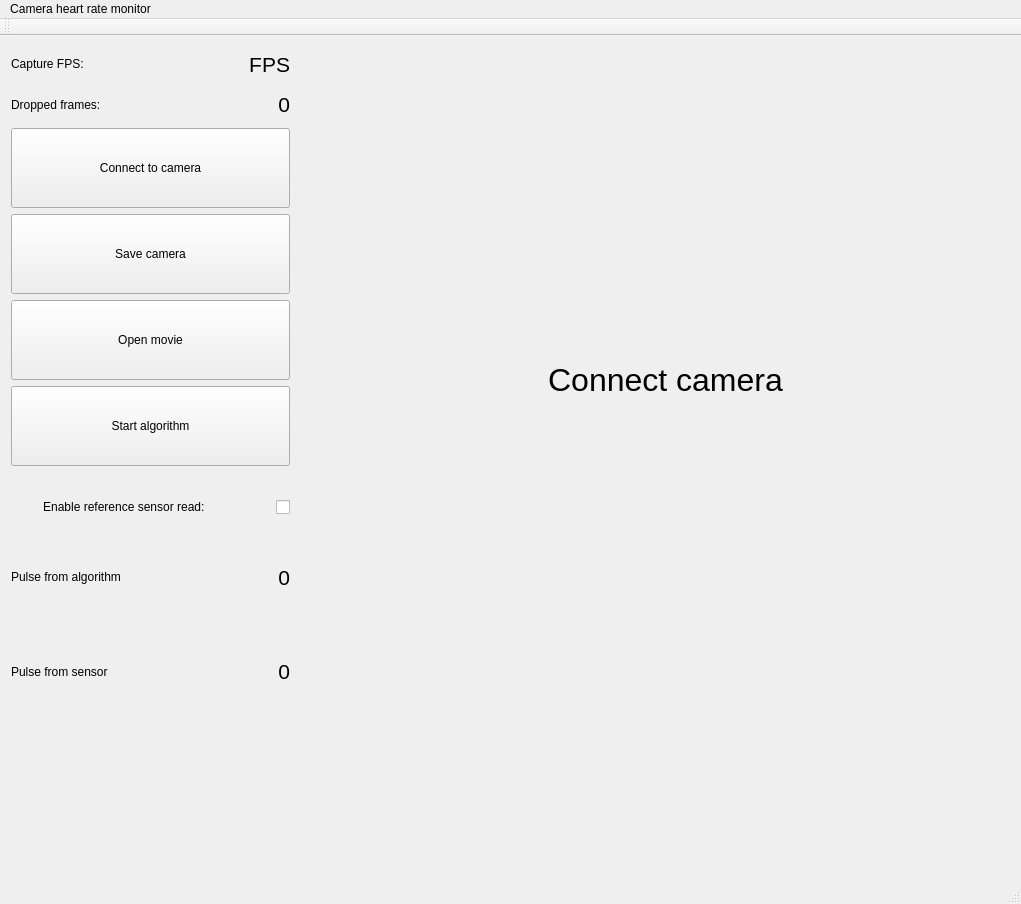
Before: the Qt Designer form ui/mainwindow.ui in wglowacki/camera_pulse_detector, drawn with Qt 5.
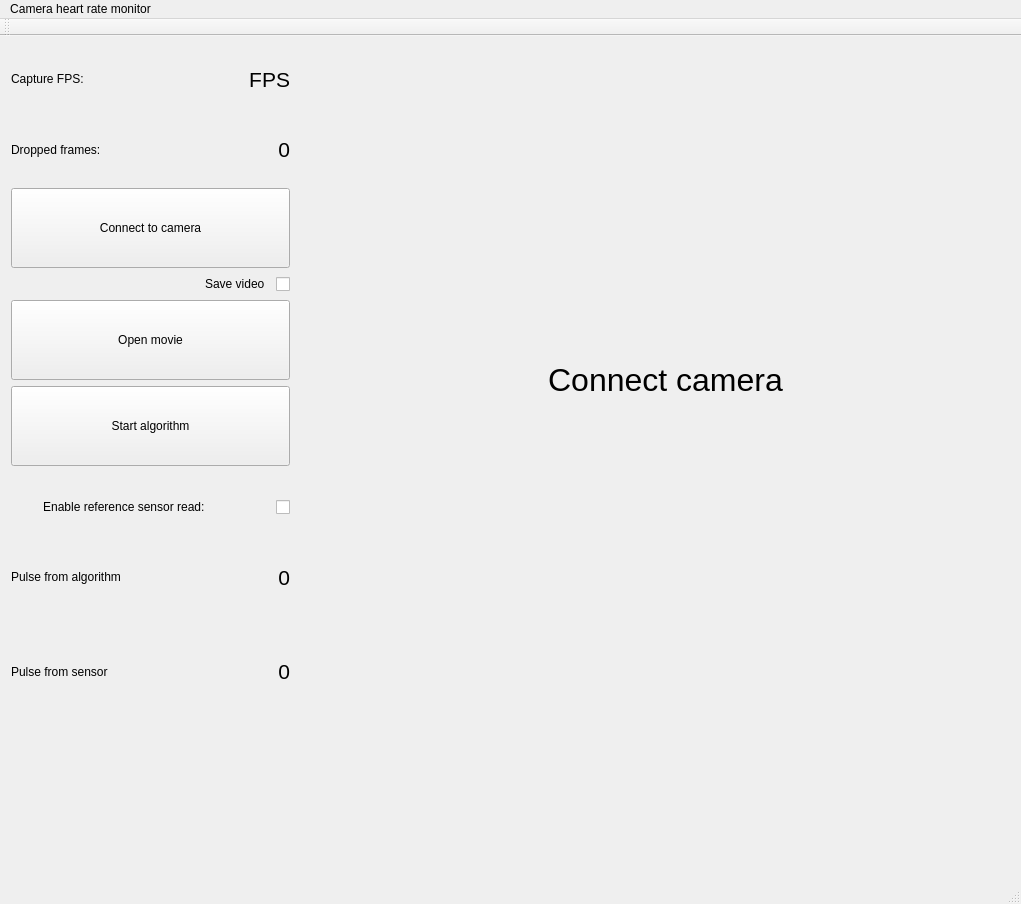
After: the same form once the commit is applied.

What changed in the file:
```diff
--- a/ui/mainwindow.ui
+++ b/ui/mainwindow.ui
@@ -108,15 +108,12 @@
       </widget>
      </item>
      <item row="5" column="0" colspan="2">
-      <widget class="QPushButton" name="saveCameraButton">
-       <property name="minimumSize">
-        <size>
-         <width>0</width>
-         <height>80</height>
-        </size>
+      <widget class="QCheckBox" name="saveVideoCheckbox">
+       <property name="layoutDirection">
+        <enum>Qt::RightToLeft</enum>
        </property>
        <property name="text">
-        <string>Save camera</string>
+        <string>Save video  </string>
        </property>
       </widget>
      </item>
```
Left out of the diff: 88 changed lines with no effect on the pictures.
